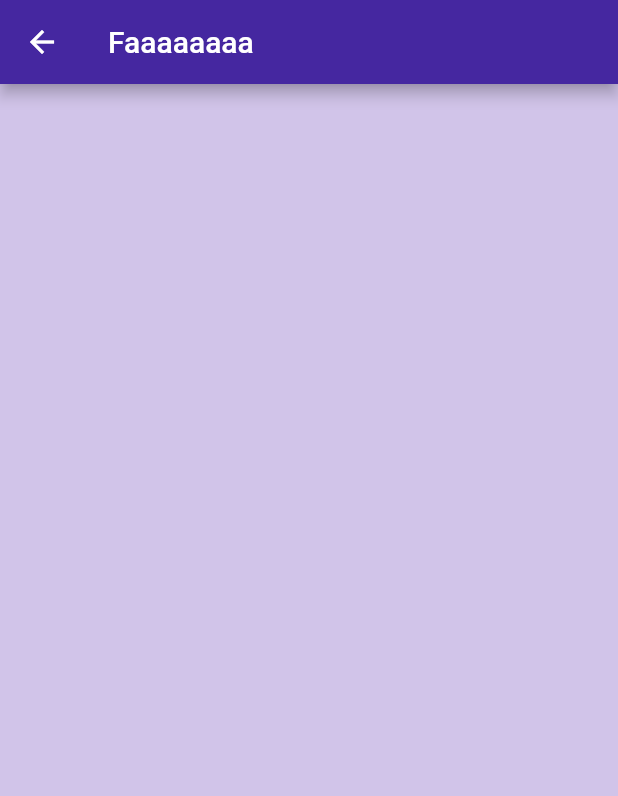
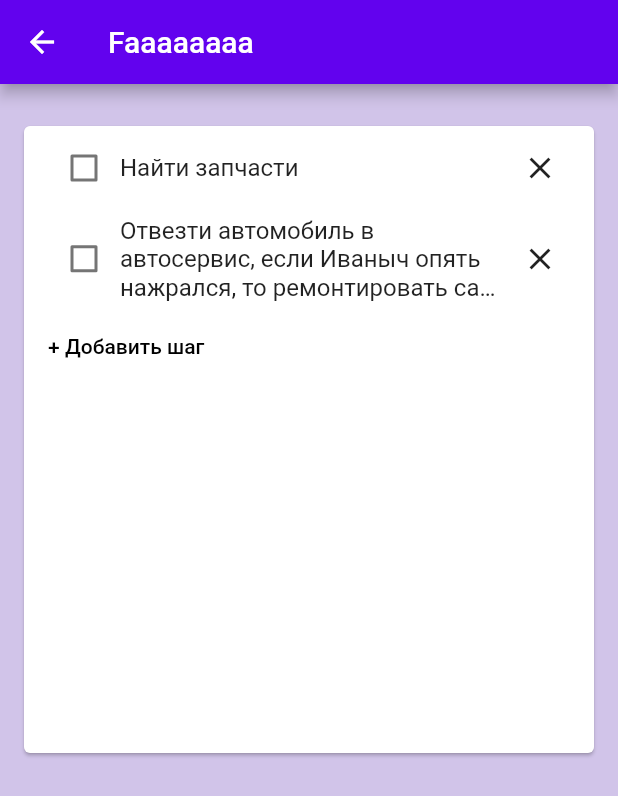
Before and after one commit to ViktorJasch/FlutterToDoApp, a Flutter app: the screen it shows after launch, after a tap on the "delete" icon, after a tap on "Faaaaaaaa", on a phone screen of 412 x 824 dp. Shown: the top 796 px of the screen. Run offline on Flutter 3.47's test engine with Material 2 defaults, Android fonts, the phone set to English and light mode, and no system bars; our stand-ins replace flutter_svg.

Commit message:
Добавил виджет Card и возможность добавлять шаги

```diff
--- a/lib/main.dart
+++ b/lib/main.dart
@@ -14,7 +14,7 @@ class MyApp extends StatelessWidget {
     return MaterialApp(
       title: 'To do list',
       theme: ThemeData(
-        primaryColor: Colors.deepPurple[800],
+        primaryColor: Color(0xFF6202EE),
         visualDensity: VisualDensity.adaptivePlatformDensity,
         canvasColor: Colors.transparent,
       ),
--- a/lib/screens/detail_screen.dart
+++ b/lib/screens/detail_screen.dart
@@ -8,10 +8,148 @@ class DetailScreen extends StatelessWidget {
   @override
   Widget build(BuildContext context) {
     return Scaffold(
+      resizeToAvoidBottomPadding: false,
       backgroundColor: Colors.deepPurple[100],
       appBar: AppBar(
         title: Text('$title'),
       ),
+      body: DetailView(),
     );
   }
 }
+
+class DetailView extends StatefulWidget {
+
+  final List<Step> steps = [
+    Step(title: "Найти запчасти", isDone: false),
+    Step(
+        title:
+            "Отвезти автомобиль в автосервис, если Иваныч опять нажрался, то ремонтировать самому",
+        isDone: false)
+  ];
+
+  @override
+  _DetailViewState createState() => _DetailViewState();
+}
+
+class _DetailViewState extends State<DetailView> {
+  final key = GlobalKey<FormState>();
+  bool shouldShowTextField = false;
+
+  @override
+  Widget build(BuildContext context) {
+    return Center(
+        child: Card(
+      margin: EdgeInsets.only(top: 28, left: 16, right: 16, bottom: 322),
+      child: Column(
+        children: <Widget>[
+          ListView(
+            shrinkWrap: true,
+          children: widget.steps.map((Step step) {
+            return ListViewItem(step: step);
+          }).toList(),
+        ),
+          switchWidgets(),
+        ]
+      ),
+    ));
+  }
+
+  Widget switchWidgets() {
+    if (shouldShowTextField == false) {
+      return ButtonBar(
+        layoutBehavior: ButtonBarLayoutBehavior.constrained,
+        alignment: MainAxisAlignment.start,
+        children: <Widget>[
+          FlatButton(
+            child: Text('+ Добавить шаг'),
+            onPressed: () {
+              setState(() {
+                  shouldShowTextField = !shouldShowTextField ? shouldShowTextField = true  : shouldShowTextField = false;
+              });
+            },
+          ),
+        ],
+      );
+    } else {
+      return WillPopScope(
+        child: Form(
+          key: key,
+          child: TextFormField(
+            onFieldSubmitted:(value) {
+                setState(() {
+                  shouldShowTextField = false;
+                  widget.steps.add(Step(title: value, isDone: false));
+                });
+            },
+          ),
+          onWillPop: () {
+            setState(() {
+              shouldShowTextField = false;
+            });
+          },
+        ),
+      );
+    }
+
+}
+
+}
+
+class ListViewItem extends StatefulWidget {
+  final Step step;
+
+  ListViewItem({@required this.step});
+
+  @override
+  _ListViewItemState createState() => _ListViewItemState(step: step);
+}
+
+class _ListViewItemState extends State<ListViewItem> {
+  final Step step;
+
+  _ListViewItemState({@required this.step});
+
+  @override
+  Widget build(BuildContext context) {
+    return ListTile(
+      title: Row(
+        children: <Widget>[
+          Checkbox(
+            value: step.isDone,
+            onChanged: (bool value) {
+              setState(() {
+                step.isDone = value;
+              });
+            },
+          ),
+          Expanded(
+            child: Text(step.title,
+                textDirection: TextDirection.ltr,
+                overflow: TextOverflow.ellipsis,
+                maxLines: 3),
+          ),
+          SizedBox(
+            width: 40,
+            child: FlatButton(
+              padding: EdgeInsets.all(0),
+              onPressed: () => deleteItem(),
+              child: Icon(
+                Icons.close,
+              ),
+            ),
+          ),
+        ],
+      ),
+    );
+  }
+
+  void deleteItem() {}
+}
+
+class Step {
+  String title;
+  bool isDone;
+
+  Step({@required this.title, @required this.isDone});
+}
--- a/lib/screens/list_of_tasks_screen.dart
+++ b/lib/screens/list_of_tasks_screen.dart
@@ -41,34 +41,90 @@ class _ListOfTasksState extends State<ListOfTasks> {
     super.dispose();
   }
 
-  setSelectedRadio(int value) {
-    setState(() {
-      selectedRadio = value;
-    });
-  }
+  @override
+  Widget build(BuildContext context) {
+    if (taskList.isEmpty) {
+      return Scaffold(
+        backgroundColor: Color(0xFFE5E5E5),
+        appBar: AppBar(
+          title: Text('Задачи'),
+          actions: <Widget>[
+            PopupMenuButton(
+              onSelected: selectedItem,
+              itemBuilder: (BuildContext context) {
+                return {'Скрыть выполенные', 'Удалить выполненные', 'Изменить тему'}.map((String choice) {
+                  return PopupMenuItem<String>(
+                    value: choice,
+                    child: Text(choice),
+                  );
+                }).toList();
+              },
+            )
+          ],
+        ),
+        floatingActionButton: FloatingActionButton(
+          onPressed: () => displayDialog(context),
+          child: Icon(Icons.add),
+          backgroundColor: Colors.tealAccent[700],
+        ),
 
-  void selectedItem(String value) {
-    switch (value) {
-      case 'Скрыть выполенные':
-        hideSelectedItems();
-        break;
-      case 'Удалить выполненные':
-        deleteSelectedItems();
-        break;
-      case 'Изменить тему':
-        showBottomDialog();
-        break;
+        body: Center(
+          child: Column(
+            mainAxisAlignment: MainAxisAlignment.center,
+            mainAxisSize: MainAxisSize.max,
+            children: <Widget>[
+              SvgPicture.asset('assets/images/no_tasks_image.svg', semanticsLabel: 'Acme Logo'),
+              Padding(padding: EdgeInsets.only(top: 20) ,child: SvgPicture.asset('assets/images/no_tasks_text.svg', semanticsLabel: 'Acvvme Logo'))
+            ],
+          ),
+        ),
+      );
+    } else {
+      return Scaffold(
+          backgroundColor: Color(0xFFE5E5E5),
+          appBar: AppBar(
+            title: Text('Задачи'),
+            actions: <Widget>[
+              PopupMenuButton(
+                onSelected: selectedItem,
+                itemBuilder: (BuildContext context) {
+                  return {'Скрыть выполенные', 'Удалить выполненные', 'Изменить тему'}.map((
+                      String choice) {
+                    return PopupMenuItem<String>(
+                      value: choice,
+                      child: Text(choice),
+                    );
+                  }).toList();
+                },
+              )
+            ],
+          ),
+          floatingActionButton: FloatingActionButton(
+            onPressed: () => displayDialog(context),
+            child: Icon(Icons.add),
+            backgroundColor: Colors.tealAccent[700],
+          ),
+
+          body: ListView.builder(
+            itemCount: taskList.length,
+            itemBuilder: (BuildContext context, index) {
+              return buildListViewItem(context, index);
+            },
+          )
+      );
     }
   }
 
   void showBottomDialog(){
     showModalBottomSheet(
         context: context,
-        builder: (builder){
-          return new Container(
+        builder: (BuildContext context){
+          return Container(
             height: 137.0,
             color: Colors.transparent,
-            child: new Container(
+            child:  StatefulBuilder(
+              builder: (BuildContext context, StateSetter setState) {
+              return Container(
                   decoration: new BoxDecoration(
                       color: Colors.white,
                       borderRadius: new BorderRadius.only(
@@ -90,17 +146,46 @@ class _ListOfTasksState extends State<ListOfTasks> {
                               Radio(
                                 value: 1,
                                 groupValue: selectedRadio,
-                              activeColor: Colors.red,
+                                activeColor: const Color(0xFFF44336),
                                 onChanged: (val) {
-                                setSelectedRadio(val);
+                                  setState(()=> setSelectedRadio(val) );
                                 },
                               ),
                               Radio(
                                 value: 2,
                                 groupValue: selectedRadio,
-                              activeColor: Colors.yellow,
+                                activeColor: Color(0xFFFF5722),
                                 onChanged: (val) {
-                                setSelectedRadio(val);
+                                  setState(() => setSelectedRadio(val));
+                                },
+                              ),
+                              Radio(
+                                value: 3,
+                                groupValue: selectedRadio,
+                                activeColor: Color(0xFFFFC107),
+                                onChanged: (val) {
+                                  setState(() => setSelectedRadio(val));
+                                },
+                              ),Radio(
+                                value: 4,
+                                groupValue: selectedRadio,
+                                activeColor: Color(0xFF4CAF50),
+                                onChanged: (val) {
+                                  setState(() => setSelectedRadio(val));
+                                },
+                              ),Radio(
+                                value: 5,
+                                groupValue: selectedRadio,
+                                activeColor: Color(0xFF2C98F0),
+                                onChanged: (val) {
+                                  setState(() => setSelectedRadio(val));
+                                },
+                              ),Radio(
+                                value: 6,
+                                groupValue: selectedRadio,
+                                activeColor: Color(0xFF6202EE),
+                                onChanged: (val) {
+                                  setState(() => setSelectedRadio(val));
                                 },
                               ),
                             ],
@@ -109,46 +194,10 @@ class _ListOfTasksState extends State<ListOfTasks> {
 
                       ],
                     )
+                  );
+        }
             ),
           );
-        }
-    );
-  }
-
-   void deleteItem(int index) {
-     setState(() {
-       taskList.removeAt(index);
-     });
-     print('Delete');
-     print(taskList);
-   }
-
-  void addItem(String title) {
-    setState(() {
-      taskList.add(Task(title: title, isDone: false));
-      _textEditingController.clear();
-      print(taskList);
-    });
-  }
-
-  void hideSelectedItems() {
-    for (Task task in taskList) {
-      if (task.isDone) {
-
-      }
-    }
-  }
-
-  void deleteSelectedItems() {
-      taskList.removeWhere((element) => element.isDone);
-      setState(() {});
-  }
-
-  displayDialog(BuildContext context) {
-    return showDialog(
-        context: context,
-        builder: (context) {
-          return buildAlertDialog(context);
         }
     );
   }
@@ -194,83 +243,6 @@ class _ListOfTasksState extends State<ListOfTasks> {
       ],
     );
   }
-
-
-
-  @override
-  Widget build(BuildContext context) {
-    if (taskList.isEmpty) {
-      return Scaffold(
-        backgroundColor: Colors.deepPurple[100],
-        appBar: AppBar(
-          title: Text('Задачи'),
-          actions: <Widget>[
-            PopupMenuButton(
-              onSelected: selectedItem,
-              itemBuilder: (BuildContext context) {
-                return {'Скрыть выполенные', 'Удалить выполненные', 'Изменить тему'}.map((String choice) {
-                  return PopupMenuItem<String>(
-                    value: choice,
-                    child: Text(choice),
-                  );
-                }).toList();
-              },
-            )
-          ],
-        ),
-        floatingActionButton: FloatingActionButton(
-                onPressed: () => displayDialog(context),
-                child: Icon(Icons.add),
-                backgroundColor: Colors.tealAccent[700],
-              ),
-
-        body: Center(
-          child: Column(
-            mainAxisAlignment: MainAxisAlignment.center,
-            mainAxisSize: MainAxisSize.max,
-            children: <Widget>[
-              SvgPicture.asset('assets/images/no_tasks_image.svg', semanticsLabel: 'Acme Logo'),
-              Padding(padding: EdgeInsets.only(top: 20) ,child: SvgPicture.asset('assets/images/no_tasks_text.svg', semanticsLabel: 'Acvvme Logo'))
-            ],
-          ),
-        ),
-        );
-    } else {
-      return Scaffold(
-          backgroundColor: Colors.deepPurple[100],
-          appBar: AppBar(
-            title: Text('Задачи'),
-            actions: <Widget>[
-              PopupMenuButton(
-                onSelected: selectedItem,
-                itemBuilder: (BuildContext context) {
-                  return {'Скрыть выполенные', 'Удалить выполненные'}.map((
-                      String choice) {
-                    return PopupMenuItem<String>(
-                      value: choice,
-                      child: Text(choice),
-                    );
-                  }).toList();
-                },
-              )
-            ],
-          ),
-          floatingActionButton: FloatingActionButton(
-                  onPressed: () => displayDialog(context),
-                  child: Icon(Icons.add),
-                  backgroundColor: Colors.tealAccent[700],
-                ),
-
-          body: ListView.builder(
-            itemCount: taskList.length,
-            itemBuilder: (BuildContext context, index) {
-              return buildListViewItem(context, index);
-            },
-          )
-      );
-    }
-  }
-
   Widget buildListViewItem(BuildContext context, int index) {
     return InkWell(
       onTap: () {
@@ -306,7 +278,7 @@ class _ListOfTasksState extends State<ListOfTasks> {
                 '${taskList[index].title}',
                 textDirection: TextDirection.ltr,
                 overflow: TextOverflow.ellipsis,
-                  maxLines: 6,
+                maxLines: 6
               ),
             ),
             SizedBox(
@@ -322,6 +294,64 @@ class _ListOfTasksState extends State<ListOfTasks> {
           ],
         ),
       ),
+    );
+  }
+
+  setSelectedRadio(int value) {
+    setState(() {
+      selectedRadio = value;
+    });
+  }
+
+  void selectedItem(String value) {
+    switch (value) {
+      case 'Скрыть выполенные':
+        hideSelectedItems();
+        break;
+      case 'Удалить выполненные':
+        deleteSelectedItems();
+        break;
+      case 'Изменить тему':
+        showBottomDialog();
+        break;
+    }
+  }
+
+   void deleteItem(int index) {
+     setState(() {
+       taskList.removeAt(index);
+     });
+     print('Delete');
+     print(taskList);
+   }
+
+  void addItem(String title) {
+    setState(() {
+      taskList.add(Task(title: title, isDone: false));
+      _textEditingController.clear();
+      print(taskList);
+    });
+  }
+
+  void hideSelectedItems() {
+    for (Task task in taskList) {
+      if (task.isDone) {
+
+      }
+    }
+  }
+
+  void deleteSelectedItems() {
+      taskList.removeWhere((element) => element.isDone);
+      setState(() {});
+  }
+
+  displayDialog(BuildContext context) {
+    return showDialog(
+        context: context,
+        builder: (context) {
+          return buildAlertDialog(context);
+        }
     );
   }
 }
```
Also changed, not shown: assets/images/5834c92c95449.jpg (deleted). Lines whose indentation alone changed are shown as unchanged.
